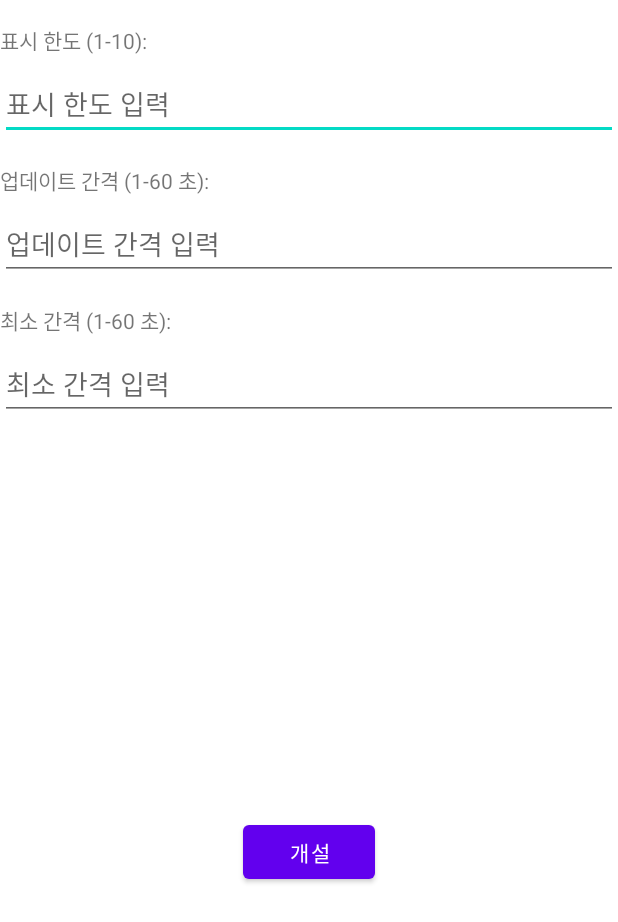
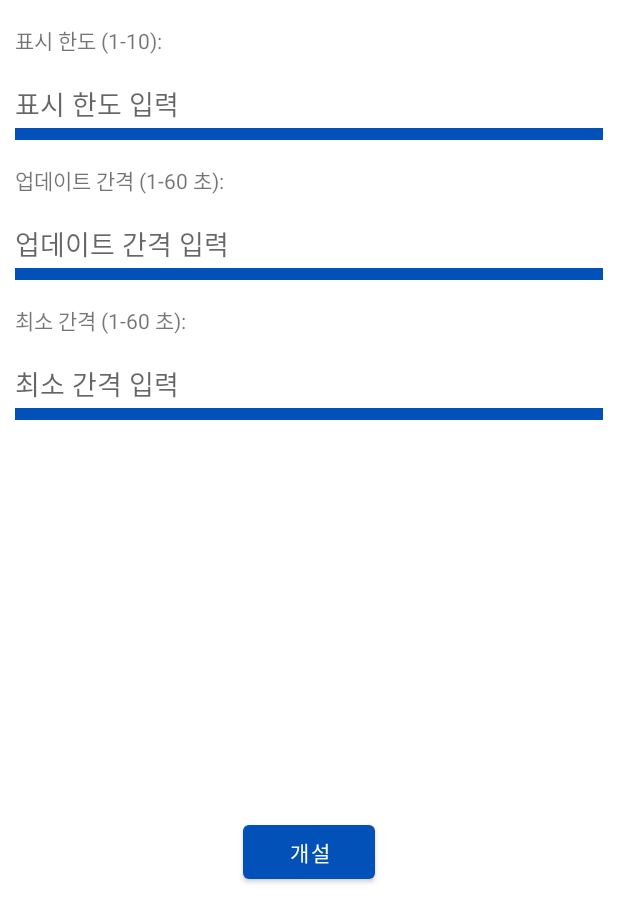
Before and after one commit to miiiin15/Location-sharing, an Android app: the layout activity_custom_shareholder.xml on its own in the app's theme, with its tools: preview values and no code run, on a phone screen of 412 x 824 dp. Shown: the top 922 px of the screen. Run offline under Robolectric (Android 15) with nearby library versions, the phone set to English and light mode, and no system bars.

Commit message:
Update CustomShareholderActivity.kt : 디자인 수정.

```diff
--- /dev/null
+++ b/app/src/main/java/com/save/protect/custom/CustomInput.kt
@@ -0,0 +1,83 @@
+package com.save.protect.custom
+
+import android.content.Context
+import android.graphics.drawable.GradientDrawable
+import android.graphics.drawable.LayerDrawable
+import android.util.AttributeSet
+import androidx.appcompat.widget.AppCompatEditText
+import androidx.core.content.ContextCompat
+import com.save.protect.R
+
+interface IsValidListener {
+    fun isValid(text: String): Boolean
+}
+
+class CustomInput : AppCompatEditText {
+
+    constructor(context: Context) : super(context) {
+        init()
+    }
+
+    constructor(context: Context, attrs: AttributeSet?) : super(context, attrs) {
+        init()
+    }
+
+    constructor(context: Context, attrs: AttributeSet?, defStyleAttr: Int) : super(
+        context,
+        attrs,
+        defStyleAttr
+    ) {
+        init()
+    }
+
+
+    private fun init() {
+        // EditText의 배경을 투명한 밑줄로 설정
+        background = ContextCompat.getDrawable(context, R.drawable.custom_input_bg)
+
+
+        // 입력 중, 올바른 값, 올바르지 않은 값에 따라 밑줄 색상을 변경
+        setOnFocusChangeListener { _, hasFocus ->
+            val colorResId = if (hasFocus) {
+                R.color.primary // 입력 중
+            } else if (isValid()) {
+                R.color.primary // 올바른 값
+            } else {
+                R.color.error // 올바르지 않은 값
+            }
+            setUnderlineColor(ContextCompat.getColor(context, colorResId))
+        }
+    }
+
+    private fun setUnderlineColor(color: Int) {
+        val layerDrawable = background as? LayerDrawable
+        layerDrawable?.findDrawableByLayerId(R.id.underLine)?.apply {
+            if (this is GradientDrawable) {
+                setColor(color)
+            }
+        }
+    }
+
+    private var isValidListener: IsValidListener? = null
+
+    fun setIsValidListener(listener: IsValidListener) {
+        isValidListener = listener
+    }
+
+    private fun isValid(): Boolean {
+        val text = text.toString()
+        return isValidListener?.isValid(text) ?: text.isNotEmpty() // listener가 설정되지 않으면 항상 true로 가정
+    }
+
+    override fun setEnabled(enabled: Boolean) {
+        super.setEnabled(enabled)
+        // disable 상태일 경우 전체 입력 필드의 색상 변경
+        val colorResId = if (enabled) {
+            R.color.default_color
+        } else {
+            R.color.disable
+        }
+        val color = ContextCompat.getColor(context, colorResId)
+        setUnderlineColor(ContextCompat.getColor(context, colorResId))
+    }
+}
--- /dev/null
+++ b/app/src/main/res/drawable/custom_input_bg.xml
@@ -0,0 +1,26 @@
+<?xml version="1.0" encoding="utf-8"?><!-- res/drawable/custom_input_bg.xml -->
+<layer-list xmlns:android="http://schemas.android.com/apk/res/android">
+    <!-- 백그라운드 색 -->
+    <item>
+        <shape android:shape="rectangle">
+            <solid android:color="@android:color/white" />
+<!--            <corners android:radius="10dp" />-->
+<!--            <stroke-->
+<!--                android:id="@+id/underLine"-->
+<!--                android:width="2dp"-->
+<!--                android:color="@color/default_color" />-->
+        </shape>
+    </item>
+    <!-- 밑줄 디자인 추가 -->
+        <item
+            android:id="@+id/underLine"
+            android:left="-10dp"
+            android:right="-10dp"
+            android:top="40dp">
+            <shape android:shape="rectangle">
+                <solid android:color="@color/default_color" />
+                <size android:height="0.1dp" />
+            </shape>
+        </item>
+
+</layer-list>
--- a/app/src/main/res/layout/activity_custom_shareholder.xml
+++ b/app/src/main/res/layout/activity_custom_shareholder.xml
@@ -4,6 +4,7 @@
     xmlns:tools="http://schemas.android.com/tools"
     android:layout_width="match_parent"
     android:layout_height="match_parent"
+    android:paddingHorizontal="10dp"
     tools:context=".activity.MainActivity">
 
     <TextView
@@ -15,7 +16,7 @@
         app:layout_constraintStart_toStartOf="parent"
         app:layout_constraintTop_toTopOf="parent" />
 
-    <EditText
+    <com.save.protect.custom.CustomInput
         android:id="@+id/editText_markLimit"
         android:layout_width="0dp"
         android:layout_height="wrap_content"
@@ -35,7 +36,7 @@
         app:layout_constraintStart_toStartOf="parent"
         app:layout_constraintTop_toBottomOf="@+id/editText_markLimit" />
 
-    <EditText
+    <com.save.protect.custom.CustomInput
         android:id="@+id/editText_updateInterval"
         android:layout_width="0dp"
         android:layout_height="wrap_content"
@@ -55,7 +56,7 @@
         app:layout_constraintStart_toStartOf="parent"
         app:layout_constraintTop_toBottomOf="@+id/editText_updateInterval" />
 
-    <EditText
+    <com.save.protect.custom.CustomInput
         android:id="@+id/editText_minimumInterval"
         android:layout_width="0dp"
         android:layout_height="wrap_content"
--- a/app/src/main/res/values-night/themes.xml
+++ b/app/src/main/res/values-night/themes.xml
@@ -2,9 +2,9 @@
     <!-- Base application theme. -->
     <style name="Theme.Protect" parent="Theme.MaterialComponents.DayNight.DarkActionBar">
         <!-- Primary brand color. -->
-        <item name="colorPrimary">@color/purple_200</item>
-        <item name="colorPrimaryVariant">@color/purple_700</item>
-        <item name="colorOnPrimary">@color/black</item>
+        <item name="colorPrimary">@color/primary</item>
+        <item name="colorPrimaryVariant">@color/secondary</item>
+        <item name="colorOnPrimary">@color/white</item>
         <!-- Secondary brand color. -->
         <item name="colorSecondary">@color/teal_200</item>
         <item name="colorSecondaryVariant">@color/teal_200</item>
--- a/app/src/main/res/values/colors.xml
+++ b/app/src/main/res/values/colors.xml
@@ -1,10 +1,14 @@
 <?xml version="1.0" encoding="utf-8"?>
 <resources>
-    <color name="purple_200">#FFBB86FC</color>
-    <color name="purple_500">#FF6200EE</color>
-    <color name="purple_700">#FF3700B3</color>
     <color name="teal_200">#FF03DAC5</color>
     <color name="teal_700">#FF018786</color>
+    <color name="default_color">#999999</color>
+    <color name="primary">#0251b9</color>
+    <color name="secondary">#00abf3</color>
+    <color name="bg">#b2e6fb</color>
+    <color name="error">#ff0000</color>
+    <color name="disable">#dedede</color>
+    <color name="button_enable">#3688e3</color>
     <color name="black">#FF000000</color>
     <color name="white">#FFFFFFFF</color>
 </resources>
--- a/app/src/main/res/values/themes.xml
+++ b/app/src/main/res/values/themes.xml
@@ -1,9 +1,9 @@
 <resources xmlns:tools="http://schemas.android.com/tools">
     <!-- Base application theme. -->
-    <style name="Theme.Protect" parent="Theme.MaterialComponents.DayNight.DarkActionBar">
+    <style name="Theme.Protect" parent="Theme.MaterialComponents.DayNight.NoActionBar">
         <!-- Primary brand color. -->
-        <item name="colorPrimary">@color/purple_500</item>
-        <item name="colorPrimaryVariant">@color/purple_700</item>
+        <item name="colorPrimary">@color/primary</item>
+        <item name="colorPrimaryVariant">@color/secondary</item>
         <item name="colorOnPrimary">@color/white</item>
         <!-- Secondary brand color. -->
         <item name="colorSecondary">@color/teal_200</item>
```
Also changed, not shown: app/src/main/java/com/save/protect/activity/CustomShareholderActivity.kt (+23 -3 lines).
